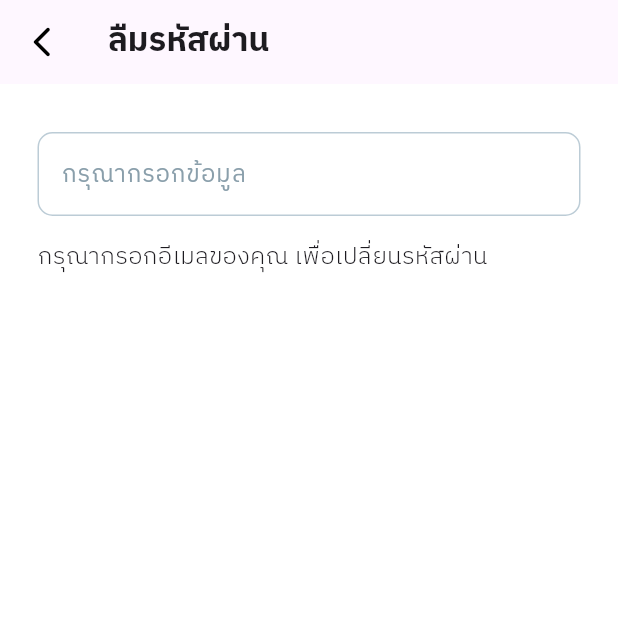
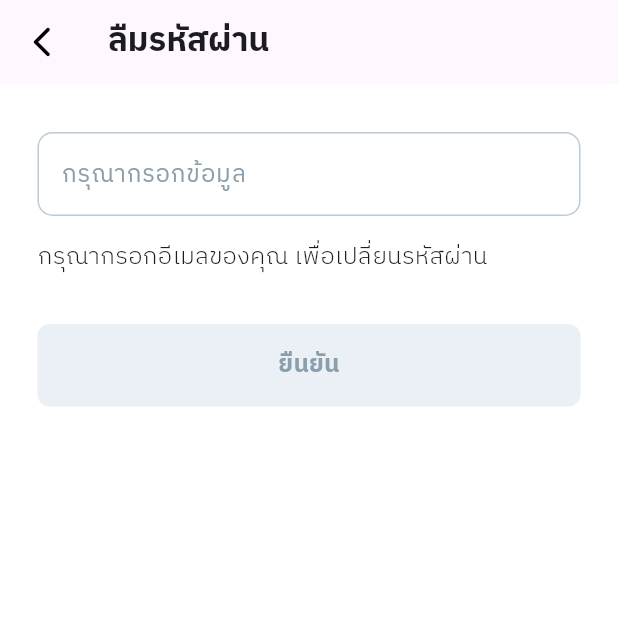
Before and after one commit to Wichayut1503/help-desk-flutter-dev, a Flutter app: the screen it shows after launch, after a tap on "ลืมรหัสผ่าน ?", on a phone screen of 412 x 824 dp, the top half of it. Run offline on Flutter 3.47's test engine with Material 3 defaults, Android fonts, the phone set to English and light mode, and no system bars; our stand-ins replace email_validator, flutter_profile_picture, fluttertoast, water_drop_nav_bar.

Commit message:
add button

```diff
--- a/lib/components/my_button.dart
+++ b/lib/components/my_button.dart
@@ -3,9 +3,9 @@ import 'package:flutter/material.dart';
 class MyButton extends StatelessWidget {
   final Function()? onTap;
   final bool isEnabled;
+  final String btnName;
 
-  const MyButton({Key? key, required this.onTap, this.isEnabled = true})
-      : super(key: key);
+  const MyButton({super.key, required this.onTap, this.isEnabled = true, this.btnName = "เข้าสู่ระบบ"});
 
   @override
   Widget build(BuildContext context) {
@@ -22,7 +22,7 @@ class MyButton extends StatelessWidget {
         margin: const EdgeInsets.symmetric(horizontal: 25),
         child: Center(
           child: Text(
-            "เข้าสู่ระบบ",
+            btnName,
             style: TextStyle(
               color: isEnabled
               ? Colors.white
--- a/lib/pages/forgot-password-page.dart
+++ b/lib/pages/forgot-password-page.dart
@@ -135,7 +135,7 @@
 //   }
 // }
 
-import 'package:flutter/material.dart';
+/*import 'package:flutter/material.dart';
 import 'package:flutter_application_1/components/my_button.dart';
 import 'package:flutter_application_1/components/textfield.dart';
 
@@ -206,4 +206,139 @@ class _ForgotPasswordState extends State<ForgotPassword> {
       ),
     );
   }
+}*/
+
+import 'package:flutter/material.dart';
+import 'package:flutter_application_1/components/textfield.dart';
+import 'package:flutter_application_1/components/my_button.dart';
+import 'package:email_validator/email_validator.dart';
+import 'dart:convert';
+import 'package:http/http.dart' as http;
+import 'package:fluttertoast/fluttertoast.dart';
+import 'package:flutter_application_1/pages/main-page.dart';
+
+class ForgotPassword extends StatefulWidget {
+  const ForgotPassword({super.key});
+
+  @override
+  State<ForgotPassword> createState() => _ForgotPasswordState();
 }
+
+class _ForgotPasswordState extends State<ForgotPassword> {
+  final apiUrl = Uri.parse("http://dekdee2.informatics.buu.ac.th:8019/api/auth/forget-password");
+  final usernameController = TextEditingController();
+  int status = 200;
+  bool isButtonActive = false;
+
+  //! เอาไว้เช็คค่าของช่องกรอกข้อมูล
+  @override
+  void initState() {
+    super.initState();
+    usernameController.addListener(_checkInput);
+  }
+
+  //! เอาไว้เช็คค่าของช่องกรอกข้อมูล
+  void _checkInput() {
+    setState(() {
+      isButtonActive = usernameController.text.isNotEmpty && EmailValidator.validate(usernameController.text);
+    });
+  }
+
+  Future<void> postEmail(BuildContext context) async {
+    var response = await http.post(
+      apiUrl,
+      headers: {"Content-Type": "application/json"},
+      body: jsonEncode({
+        "email": usernameController.text,
+      }),
+    );
+
+    print(response.body);
+    if (response.statusCode == 200) {
+      Fluttertoast.showToast(
+          msg: "ตรวจสอบ Email",
+          toastLength: Toast.LENGTH_LONG,
+          gravity: ToastGravity.BOTTOM,
+          backgroundColor: Color.fromARGB(255, 99, 190, 0));
+      Navigator.pushReplacement(
+        context,
+        MaterialPageRoute(
+          builder: (context) => MyMainPage(),
+        ),
+      );
+    } else {
+      Fluttertoast.showToast(
+          msg: "ไม่พบ Email",
+          toastLength: Toast.LENGTH_LONG,
+          gravity: ToastGravity.BOTTOM,
+          backgroundColor: const Color.fromARGB(255, 219, 0, 0));
+    }
+    setState(() {
+      status = response.statusCode;
+    });
+  }
+
+  @override
+  Widget build(BuildContext context) {
+    return Scaffold(
+      backgroundColor: Colors.white,
+      appBar: AppBar(
+        leading: IconButton(
+          icon: const Icon(
+            Icons.arrow_back_ios_new_rounded,
+            color: Colors.black,
+          ),
+          onPressed: () => Navigator.of(context).pop(),
+        ),
+        title: const Text(
+          "ลืมรหัสผ่าน",
+          style: TextStyle(fontWeight: FontWeight.w700),
+        ),
+      ),
+      body: SafeArea(
+        child: Center(
+          child: Column(
+            children: [
+              const SizedBox(height: 32),
+              MyTextField(
+                controller: usernameController,
+                hintText: 'กรุณากรอกข้อมูล',
+                obscureText: false,
+                statusHttp: status,
+                updateStatus: (newStatus) {
+                  setState(() {
+                    status = newStatus;
+                  });
+                },
+                showErrorMessage: false,
+              ),
+              const SizedBox(height: 8),
+              const Padding(
+                padding: EdgeInsets.symmetric(horizontal: 25.0),
+                child: Row(
+                  mainAxisAlignment: MainAxisAlignment.start,
+                  children: [
+                    Padding(
+                      padding: EdgeInsets.only(bottom: 8),
+                      child: Text(
+                        'กรุณากรอกอีเมลของคุณ เพื่อเปลี่ยนรหัสผ่าน ',
+                        style: TextStyle(
+                            fontWeight: FontWeight.w300, fontSize: 16),
+                      ),
+                    )
+                  ],
+                ),
+              ),
+              const SizedBox(height: 25),
+              MyButton(
+                onTap: () => postEmail(context),
+                isEnabled: isButtonActive,
+                btnName: "ยืนยัน",
+              ),
+            ],
+          ),
+        ),
+      ),
+    );
+  }
+}
--- a/lib/pages/login-page.dart
+++ b/lib/pages/login-page.dart
@@ -154,7 +154,7 @@ class _LoginPageState extends State<LoginPage> {
                   mainAxisAlignment: MainAxisAlignment.start,
                   children: [
                     Text(
-                      'Are you a admin ?',
+                      'Are you an admin ?',
                       style:
                           TextStyle(color: Color.fromARGB(255, 117, 117, 117)),
                     ),
```
Also changed, not shown: pubspec.lock.
